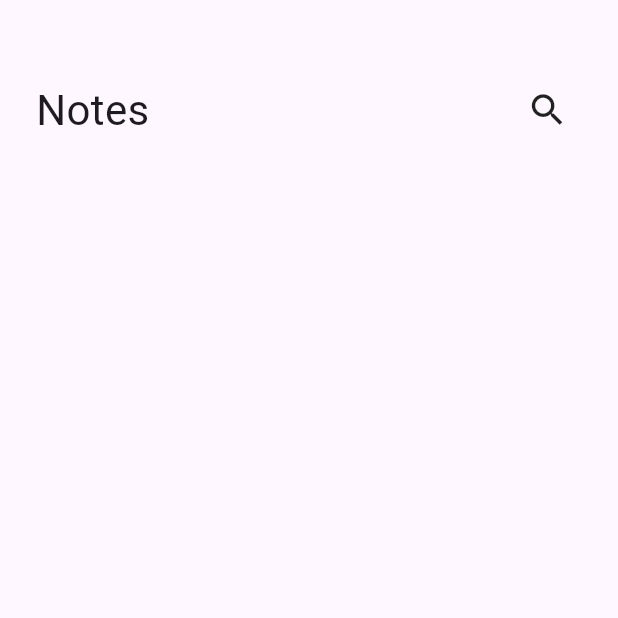
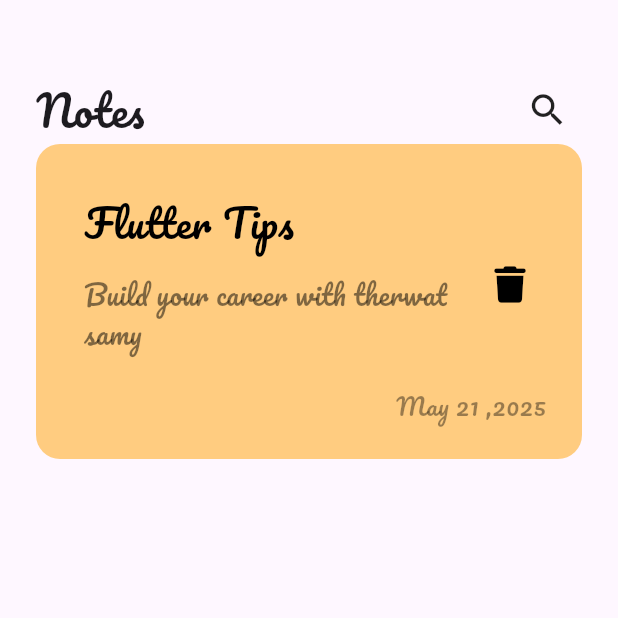
Before and after one commit to Alaa-Al-Googa/note-app-flutter, a Flutter app: the screen it shows after launch, on a phone screen of 412 x 824 dp, the top half of it. Run offline on Flutter 3.47's test engine with Material 3 defaults, Android fonts, the phone set to English and light mode, and no system bars; our stand-ins replace font_awesome_flutter.

Commit message:
create custom note item

```diff
--- a/lib/main.dart
+++ b/lib/main.dart
@@ -1,5 +1,4 @@
 import 'package:flutter/material.dart';
-import 'package:note/views/home_view.dart';
 import 'package:note/views/widgets/note_view_body.dart';
 
 void main() {
@@ -13,6 +12,9 @@ class NoteApp extends StatelessWidget {
   Widget build(BuildContext context) {
     return MaterialApp(
       debugShowCheckedModeBanner: false,
+      theme: ThemeData(
+        fontFamily: 'Poppins'
+      ),
       //theme: ThemeData.light(),
       home: Scaffold(
         body: NoteViewBody(),
--- /dev/null
+++ b/lib/views/widgets/custom_note_item.dart
@@ -0,0 +1,61 @@
+import 'package:flutter/material.dart';
+import 'package:font_awesome_flutter/font_awesome_flutter.dart';
+
+class CustomNoteItem extends StatelessWidget {
+  const CustomNoteItem({super.key});
+
+  @override
+  Widget build(BuildContext context) {
+    return Container(
+      padding: EdgeInsets.only(top: 24,bottom: 24,left: 16),
+      decoration: BoxDecoration(
+        color: Color(0xffFFCC80),
+        borderRadius: BorderRadius.circular(16),
+      ),
+      child: Column(
+        crossAxisAlignment: CrossAxisAlignment.end,
+        children: [
+          ListTile(
+            title: Text(
+              'Flutter Tips',
+              style: TextStyle(
+                color: Colors.black,
+                fontSize: 26,
+              ),
+            ),
+            subtitle: Padding(
+                padding:EdgeInsets.only(
+                  top: 16,
+                  bottom: 16,
+                ),
+              child: Text(
+                'Build your career with therwat samy',
+                style: TextStyle(
+                  color: Colors.black.withOpacity(.5),
+                  fontSize: 18
+                ),
+              ),
+            ),
+            trailing: IconButton(
+                onPressed: (){},
+                icon:Icon(FontAwesomeIcons.trash,
+                  color: Colors.black,
+                  size: 24,
+            ),
+            ),
+          ),
+          Padding(
+              padding: EdgeInsets.only(right: 24,),
+            child: Text(
+              'May 21 ,2025',
+              style: TextStyle(
+                color: Colors.black.withOpacity(.4),
+                fontSize: 16,
+              ),
+            ),
+          ),
+        ],
+      ),
+    );
+  }
+}
--- a/lib/views/widgets/note_view_body.dart
+++ b/lib/views/widgets/note_view_body.dart
@@ -1,5 +1,6 @@
 import 'package:flutter/material.dart';
 import 'package:note/views/widgets/custom_app_bar.dart';
+import 'package:note/views/widgets/custom_note_item.dart';
 
 class NoteViewBody extends StatelessWidget {
   const NoteViewBody({super.key});
@@ -14,6 +15,7 @@ class NoteViewBody extends StatelessWidget {
             height: 50,
           ),
           CustomAppBar(),
+          CustomNoteItem(),
         ],
       ),
     );
```
Also changed, not shown: pubspec.yaml (+5 -4 lines), assets/fonts/Pacifico-Regular.ttf (added), pubspec.lock.
